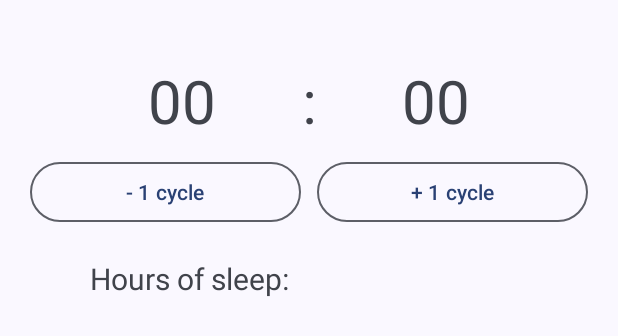
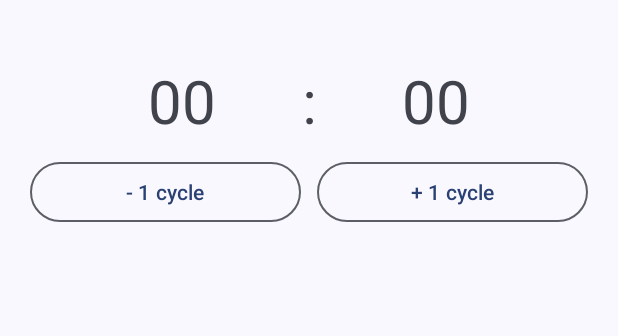
Before and after one commit to MichelangeloDePascale02/NinetyMinutesSleep, an Android app: the layout fragment_second.xml on its own in the app's theme, with its tools: preview values and no code run, on a phone screen of 412 x 824 dp. Shown: the top 336 px of the screen. Run offline under Robolectric (Android 15) with nearby library versions, the phone set to English and light mode, and no system bars.

Commit message:
Strings update
 - Improved and update some strings
- Changed some icons
- Code cleanup

```diff
--- a/app/build.gradle
+++ b/app/build.gradle
@@ -7,11 +7,11 @@ android {
     compileSdk 33
 
     defaultConfig {
-        applicationId "com.swdp31plus.ninetyminutessleep"
+        applicationId "com.swdp31plus.ninetyminutessleep.stable"
         minSdk 26
         targetSdk 33
         versionCode 1
-        versionName "0.2.2 - Benjamin"
+        versionName "0.2.3 - Benjamin"
 
         testInstrumentationRunner "androidx.test.runner.AndroidJUnitRunner"
     }
--- /dev/null
+++ b/app/src/main/res/drawable/baseline_alarm_add_24.xml
@@ -0,0 +1,5 @@
+<vector android:height="24dp" android:tint="#000000"
+    android:viewportHeight="24" android:viewportWidth="24"
+    android:width="24dp" xmlns:android="http://schemas.android.com/apk/res/android">
+    <path android:fillColor="@android:color/white" android:pathData="M7.88,3.39L6.6,1.86 2,5.71l1.29,1.53 4.59,-3.85zM22,5.72l-4.6,-3.86 -1.29,1.53 4.6,3.86L22,5.72zM12,4c-4.97,0 -9,4.03 -9,9s4.02,9 9,9c4.97,0 9,-4.03 9,-9s-4.03,-9 -9,-9zM12,20c-3.87,0 -7,-3.13 -7,-7s3.13,-7 7,-7 7,3.13 7,7 -3.13,7 -7,7zM13,9h-2v3L8,12v2h3v3h2v-3h3v-2h-3L13,9z"/>
+</vector>
--- a/app/src/main/res/layout/fragment_second.xml
+++ b/app/src/main/res/layout/fragment_second.xml
@@ -75,19 +75,10 @@
     </LinearLayout>
 
     <TextView
-        android:id="@+id/alarmTimePickerHoursCount"
+        android:id="@+id/alarmTimePickerSleepHours"
         android:layout_width="match_parent"
         android:layout_height="wrap_content"
         android:layout_marginTop="20dp"
-        android:layout_marginHorizontal="60dp"
-        android:textSize="20sp"
-        android:text="@string/hours_of_sleep"/>
-
-    <TextView
-        android:id="@+id/alarmTimePickerHoursScore"
-        android:layout_width="match_parent"
-        android:layout_height="wrap_content"
-        android:layout_marginTop="20dp"
-        android:layout_marginHorizontal="60dp"
-        android:textSize="20sp"/>
+        android:layout_marginHorizontal="30dp"
+        android:textSize="18sp"/>
 </LinearLayout>
```
Also changed, not shown: app/src/main/java/com/swdp31plus/ninetyminutessleep/ui/main/SecondFragment.java (+31 -56 lines), app/src/main/res/values/strings.xml (+4 -3 lines).
